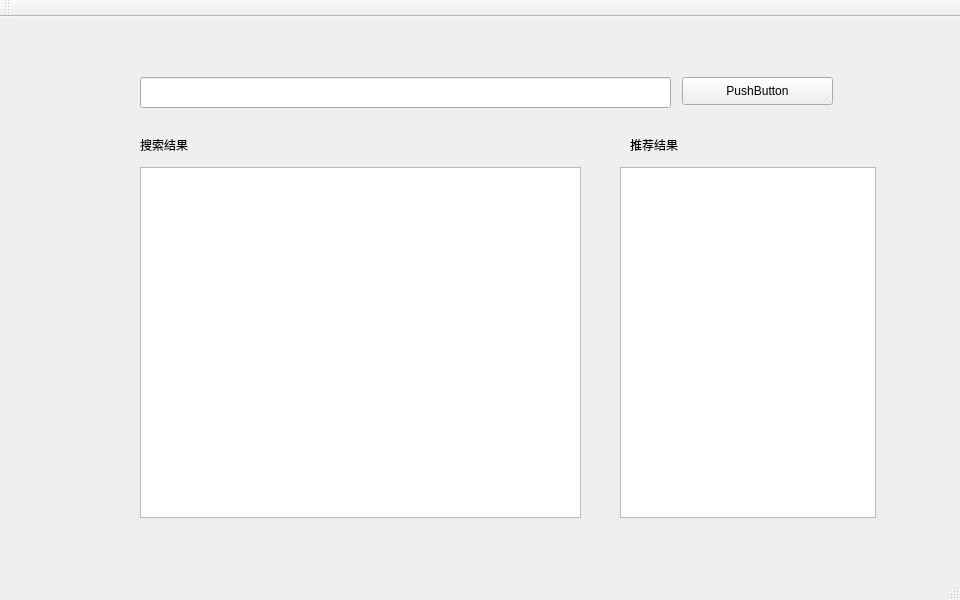
Above: gui/gui.ui from chuchong/DSA-Final--news-searcher before the change. Below: the same form after it.
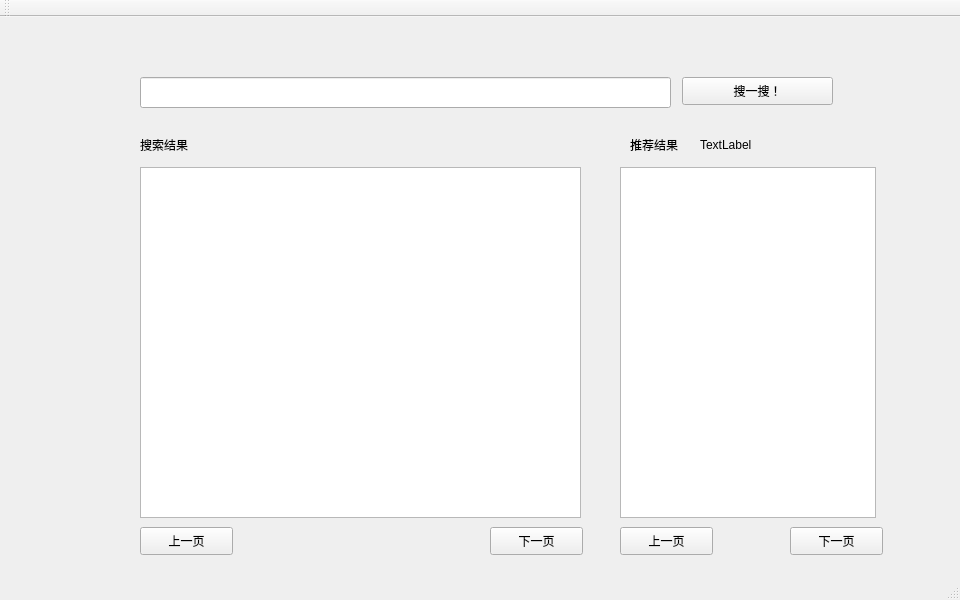
That is the form after the change.

Diff of the .ui file:
```diff
--- a/gui/gui.ui
+++ b/gui/gui.ui
@@ -24,7 +24,7 @@
      </rect>
     </property>
     <property name="text">
-     <string>PushButton</string>
+     <string>搜一搜！</string>
     </property>
    </widget>
    <widget class="QLineEdit" name="lineEdit">
@@ -83,6 +83,84 @@
      <string>推荐结果</string>
     </property>
    </widget>
+   <widget class="QLabel" name="searchNum">
+    <property name="geometry">
+     <rect>
+      <x>210</x>
+      <y>120</y>
+      <width>281</width>
+      <height>16</height>
+     </rect>
+    </property>
+    <property name="text">
+     <string/>
+    </property>
+   </widget>
+   <widget class="QPushButton" name="searchNext">
+    <property name="geometry">
+     <rect>
+      <x>490</x>
+      <y>510</y>
+      <width>93</width>
+      <height>28</height>
+     </rect>
+    </property>
+    <property name="text">
+     <string>下一页</string>
+    </property>
+   </widget>
+   <widget class="QPushButton" name="searchPrev">
+    <property name="geometry">
+     <rect>
+      <x>140</x>
+      <y>510</y>
+      <width>93</width>
+      <height>28</height>
+     </rect>
+    </property>
+    <property name="text">
+     <string>上一页</string>
+    </property>
+   </widget>
+   <widget class="QPushButton" name="promoteNext">
+    <property name="geometry">
+     <rect>
+      <x>790</x>
+      <y>510</y>
+      <width>93</width>
+      <height>28</height>
+     </rect>
+    </property>
+    <property name="text">
+     <string>下一页</string>
+    </property>
+   </widget>
+   <widget class="QPushButton" name="promotePrev">
+    <property name="geometry">
+     <rect>
+      <x>620</x>
+      <y>510</y>
+      <width>93</width>
+      <height>28</height>
+     </rect>
+    </property>
+    <property name="text">
+     <string>上一页</string>
+    </property>
+   </widget>
+   <widget class="QLabel" name="promoteNum">
+    <property name="geometry">
+     <rect>
+      <x>700</x>
+      <y>120</y>
+      <width>72</width>
+      <height>15</height>
+     </rect>
+    </property>
+    <property name="text">
+     <string>TextLabel</string>
+    </property>
+   </widget>
   </widget>
   <widget class="QMenuBar" name="menuBar">
    <property name="geometry">
```
Left out of the diff: 11 changed lines with no effect on the pictures.
